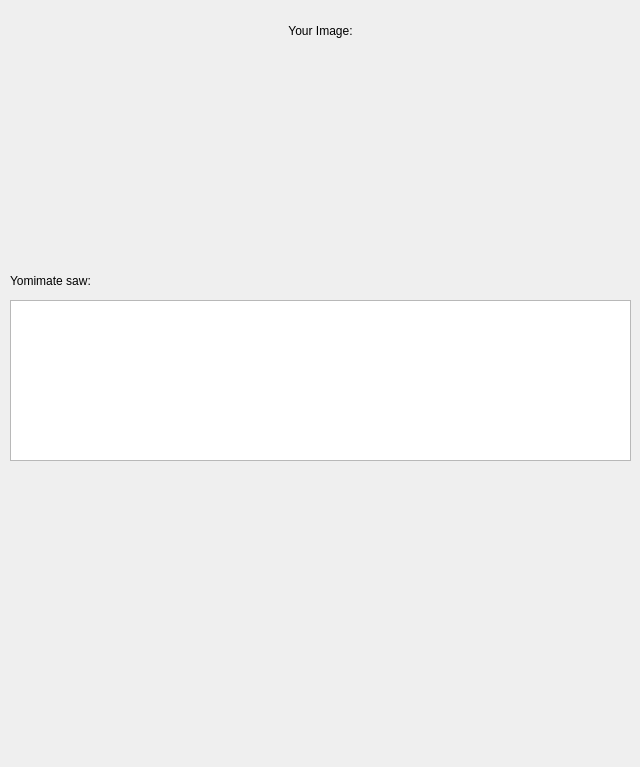
Above: templates/ocr.ui from siepenmaru/yomimate before the change. Below: the same form after it.
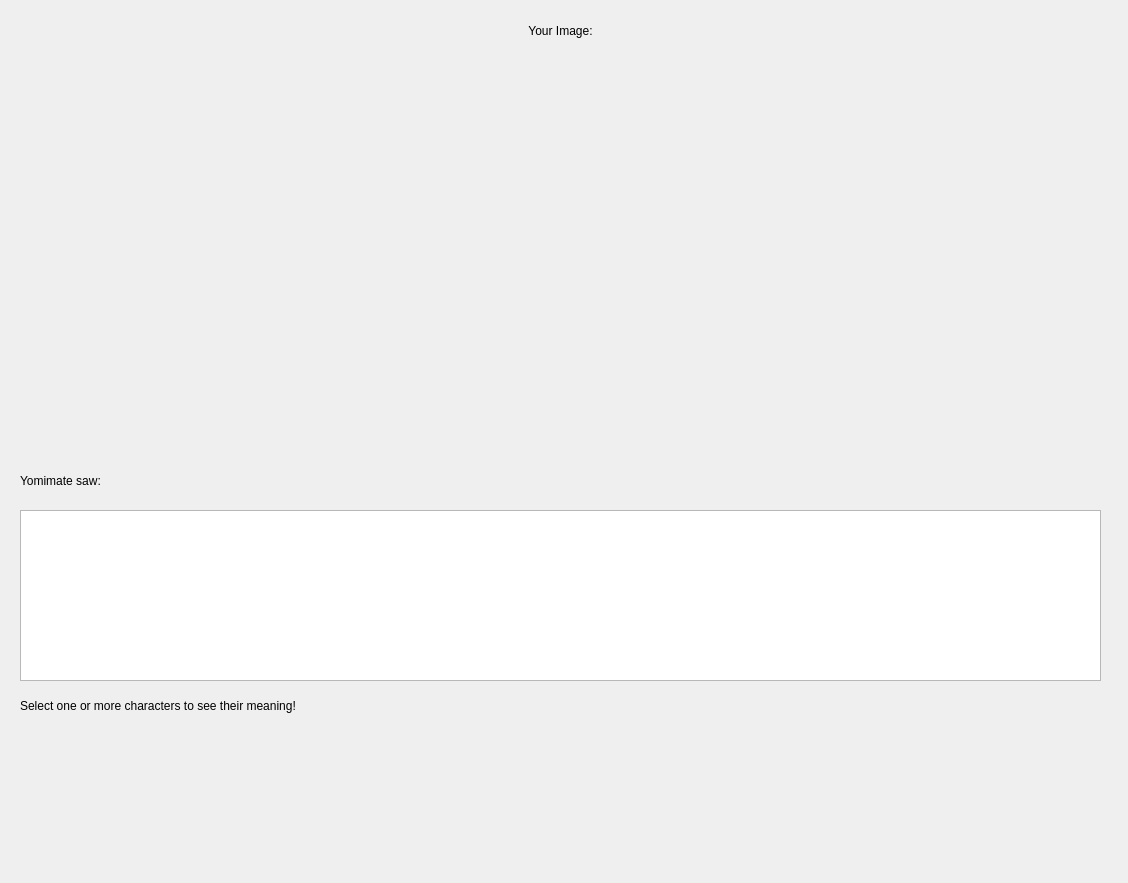
That is the form after the change. Icons and pictures are not drawn.

Commit message: feat: display placeholder image & enable text selection in ocr page

Patch:
```diff
--- a/templates/ocr.ui
+++ b/templates/ocr.ui
@@ -6,8 +6,8 @@
    <rect>
     <x>0</x>
     <y>0</y>
-    <width>640</width>
-    <height>767</height>
+    <width>1128</width>
+    <height>883</height>
    </rect>
   </property>
   <property name="windowTitle">
@@ -18,7 +18,7 @@
     <rect>
      <x>0</x>
      <y>10</y>
-     <width>641</width>
+     <width>1121</width>
      <height>41</height>
     </rect>
    </property>
@@ -51,8 +51,8 @@
   <widget class="QLabel" name="label">
    <property name="geometry">
     <rect>
-     <x>10</x>
-     <y>270</y>
+     <x>20</x>
+     <y>470</y>
      <width>121</width>
      <height>22</height>
     </rect>
@@ -64,14 +64,55 @@
   <widget class="QTextEdit" name="ocrOutputLabel">
    <property name="geometry">
     <rect>
-     <x>10</x>
-     <y>300</y>
-     <width>621</width>
-     <height>161</height>
+     <x>20</x>
+     <y>510</y>
+     <width>1081</width>
+     <height>171</height>
     </rect>
    </property>
+   <property name="readOnly">
+    <bool>true</bool>
+   </property>
    <property name="textInteractionFlags">
-    <set>Qt::TextSelectableByKeyboard|Qt::TextSelectableByMouse</set>
+    <set>Qt::TextSelectableByMouse</set>
+   </property>
+   <property name="placeholderText">
+    <string/>
+   </property>
+  </widget>
+  <widget class="QLabel" name="outImage">
+   <property name="geometry">
+    <rect>
+     <x>20</x>
+     <y>70</y>
+     <width>1081</width>
+     <height>371</height>
+    </rect>
+   </property>
+   <property name="text">
+    <string/>
+   </property>
+   <property name="pixmap">
+    <pixmap>../images/chainsawman.jpeg</pixmap>
+   </property>
+   <property name="scaledContents">
+    <bool>false</bool>
+   </property>
+   <property name="wordWrap">
+    <bool>false</bool>
+   </property>
+  </widget>
+  <widget class="QLabel" name="helpText">
+   <property name="geometry">
+    <rect>
+     <x>20</x>
+     <y>690</y>
+     <width>371</width>
+     <height>31</height>
+    </rect>
+   </property>
+   <property name="text">
+    <string>Select one or more characters to see their meaning!</string>
    </property>
   </widget>
  </widget>
```
Left out of the diff: 19 changed lines with no effect on the pictures.
